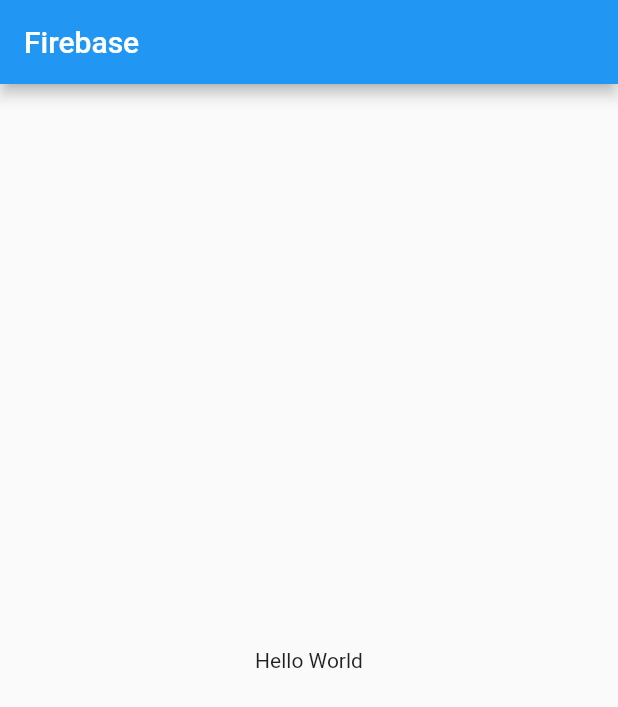
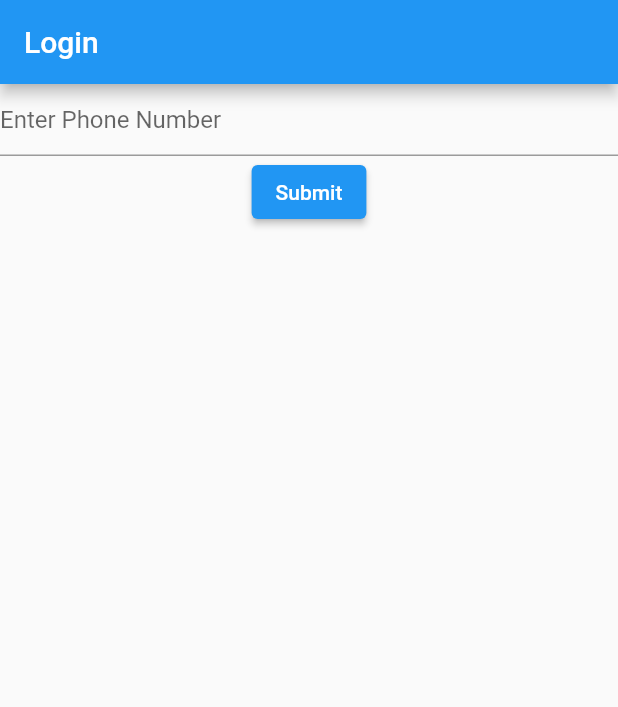
Before and after one commit to poonam-kumawat/Ondoorstep, a Flutter app: the screen it shows after launch, on a phone screen of 412 x 824 dp. Shown: the top 707 px of the screen. Run offline on Flutter 3.47's test engine with Material 2 defaults, Android fonts, the phone set to English and light mode, and no system bars; our stand-ins replace firebase_auth, firebase_core; accounts and stored records are empty.

Commit message:
added phone authentication

```diff
--- /dev/null
+++ b/lib/auth/login.dart
@@ -0,0 +1,54 @@
+import 'package:flutter/material.dart';
+import 'package:ondoorstep/services/auth.dart';
+
+class LoginScreen extends StatefulWidget{
+  const LoginScreen({super.key});
+
+  @override
+  // ignore: library_private_types_in_public_api
+  _LoginScreenState createState() => _LoginScreenState();
+}
+
+class _LoginScreenState extends State<LoginScreen>{
+  final _formKey = GlobalKey<FormState>();
+  final _scaffoldKey = GlobalKey<ScaffoldState>();
+  final _phoneController = TextEditingController();
+
+  @override
+  Widget build(BuildContext context) {
+    return Scaffold(
+      key: _scaffoldKey,
+      appBar: AppBar(
+        title: const Text('Login'),
+      ),
+      body: Form(
+        key: _formKey,
+        child: Column(
+          children: [
+            TextFormField(
+              controller: _phoneController,
+              decoration: const InputDecoration(
+                hintText: 'Enter Phone Number',
+              ),
+              validator: (value){
+                if(value!.isEmpty){
+                  return 'Please enter phone number';
+                }
+                return null;
+              },
+            ),
+            ElevatedButton(
+              onPressed: () async{
+                if(_formKey.currentState!.validate()){
+                  // ignore: avoid_print
+                  AuthService().signInMobile(_phoneController.text, context);
+                }
+              },
+              child: const Text('Submit'),
+            ),
+          ],
+        ),
+      ),
+    );
+  }
+}
--- /dev/null
+++ b/lib/home/home.dart
@@ -0,0 +1,33 @@
+import 'package:flutter/material.dart';
+import 'package:ondoorstep/auth/login.dart';
+import 'package:ondoorstep/dashboard/dashboard.dart';
+import 'package:ondoorstep/services/auth.dart';
+
+class HomeScreen extends StatefulWidget{
+  const HomeScreen({super.key});
+
+  @override
+  // ignore: library_private_types_in_public_api
+  _HomeScreenState createState() => _HomeScreenState();
+}
+
+class _HomeScreenState extends State<HomeScreen>{
+  @override
+  Widget build(BuildContext context) {
+    return StreamBuilder(builder: ((context, snapshot) {
+      if (snapshot.connectionState == ConnectionState.waiting) {
+        return const Center(
+          child: CircularProgressIndicator(),
+        );
+      }else if(snapshot.hasError){
+        return const Center(
+            child: Text('Error'),
+          );
+      }else if(snapshot.hasData){
+        return const Dashboard();
+      }else{
+        return const LoginScreen();
+      }
+    }), stream: AuthService().userStream);
+  }
+}
--- a/lib/main.dart
+++ b/lib/main.dart
@@ -1,12 +1,10 @@
 import 'package:firebase_core/firebase_core.dart';
 import 'package:flutter/material.dart';
-import 'firebase_options.dart';
+import 'package:ondoorstep/routes.dart';
 
 void main() async {
   WidgetsFlutterBinding.ensureInitialized();
-  await Firebase.initializeApp(
-    options: DefaultFirebaseOptions.currentPlatform,
-  );
+  await Firebase.initializeApp();
   runApp(const MyApp());
 }
 
@@ -17,14 +15,7 @@ class MyApp extends StatelessWidget{
   Widget build(BuildContext context) {
     return MaterialApp(
       debugShowCheckedModeBanner: false,
-      home: Scaffold(
-        appBar: AppBar(
-          title: const Text('Firebase'),
-        ),
-        body: const Center(
-          child: Text('Hello World'),
-        ),
-      ),
+      routes: appRoutes,
     );
   }
 }
--- /dev/null
+++ b/lib/routes.dart
@@ -0,0 +1,9 @@
+import 'package:ondoorstep/auth/login.dart';
+import 'package:ondoorstep/auth/otp.dart';
+import 'package:ondoorstep/home/home.dart';
+
+var appRoutes = {
+  '/': (context) => const HomeScreen(),
+  '/login': (context) => const LoginScreen(),
+  '/otp': (context) => const OtpScreen(),
+};
--- a/pubspec.yaml
+++ b/pubspec.yaml
@@ -37,6 +37,7 @@ dependencies:
   # Use with the CupertinoIcons class for iOS style icons.
   cupertino_icons: ^1.0.2
   firebase_core: ^2.1.1
+  firebase_auth: ^4.1.1
 
 dev_dependencies:
   flutter_test:
```
Also changed, not shown: lib/auth/otp.dart (added, +53 -0 lines), lib/dashboard/dashboard.dart (added, +12 -0 lines), lib/services/auth.dart (added, +35 -0 lines), pubspec.lock, 1 other file.
